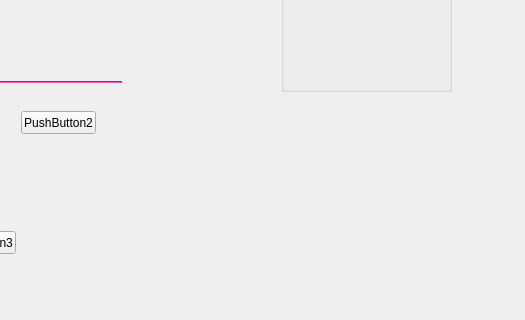
Above: VideoAbstract_QTver/VideoAbstract_QTver/VideoAbstract_QTver/videoabstract_qtver.ui from ronnyMakhuddin/motion-detect-tiqu before the change; both pictures show x 199 to 724 and y 189 to 509 of the 724 by 509 pixel window. Below: the same form after it.
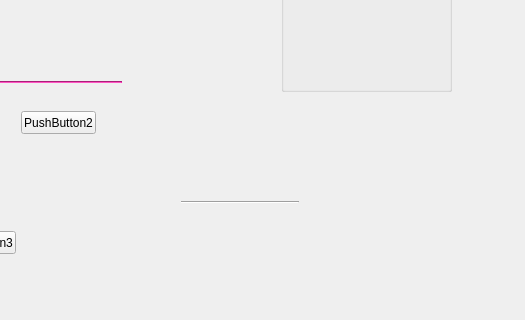
That is the form after the change.

Patch:
```diff
--- a/VideoAbstract_QTver/VideoAbstract_QTver/VideoAbstract_QTver/videoabstract_qtver.ui
+++ b/VideoAbstract_QTver/VideoAbstract_QTver/VideoAbstract_QTver/videoabstract_qtver.ui
@@ -201,6 +201,19 @@
     <string>GroupBox</string>
    </property>
   </widget>
+  <widget class="Line" name="line_2">
+   <property name="geometry">
+    <rect>
+     <x>380</x>
+     <y>390</y>
+     <width>118</width>
+     <height>3</height>
+    </rect>
+   </property>
+   <property name="orientation">
+    <enum>Qt::Horizontal</enum>
+   </property>
+  </widget>
  </widget>
  <layoutdefault spacing="6" margin="11"/>
  <resources>
```
